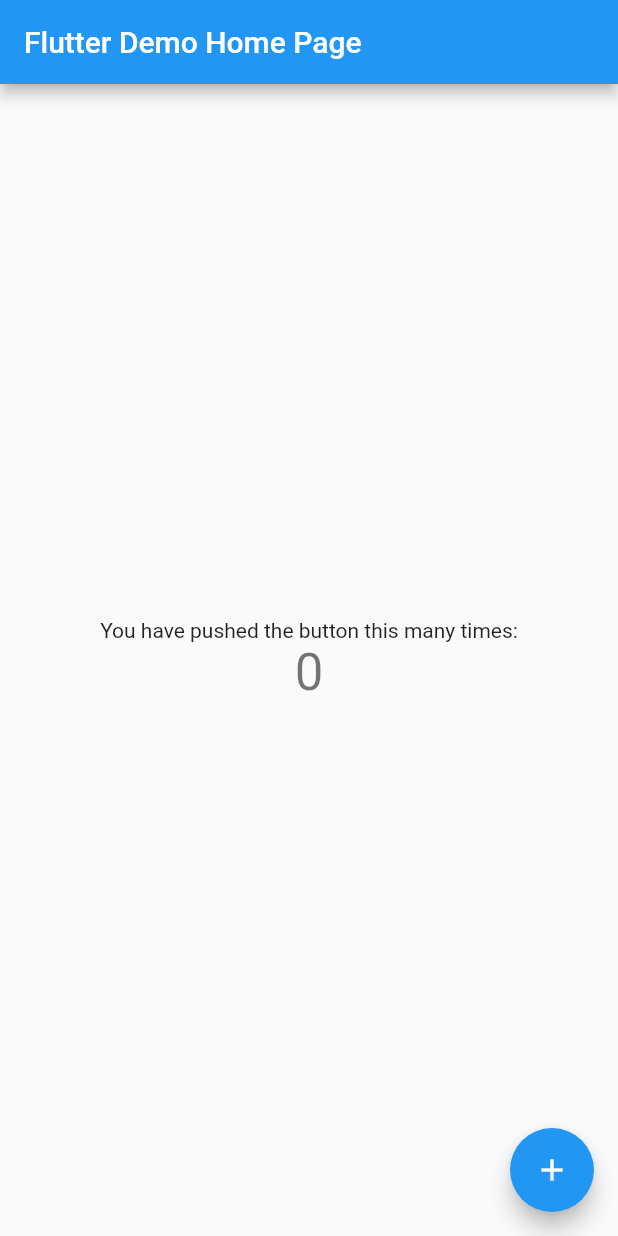
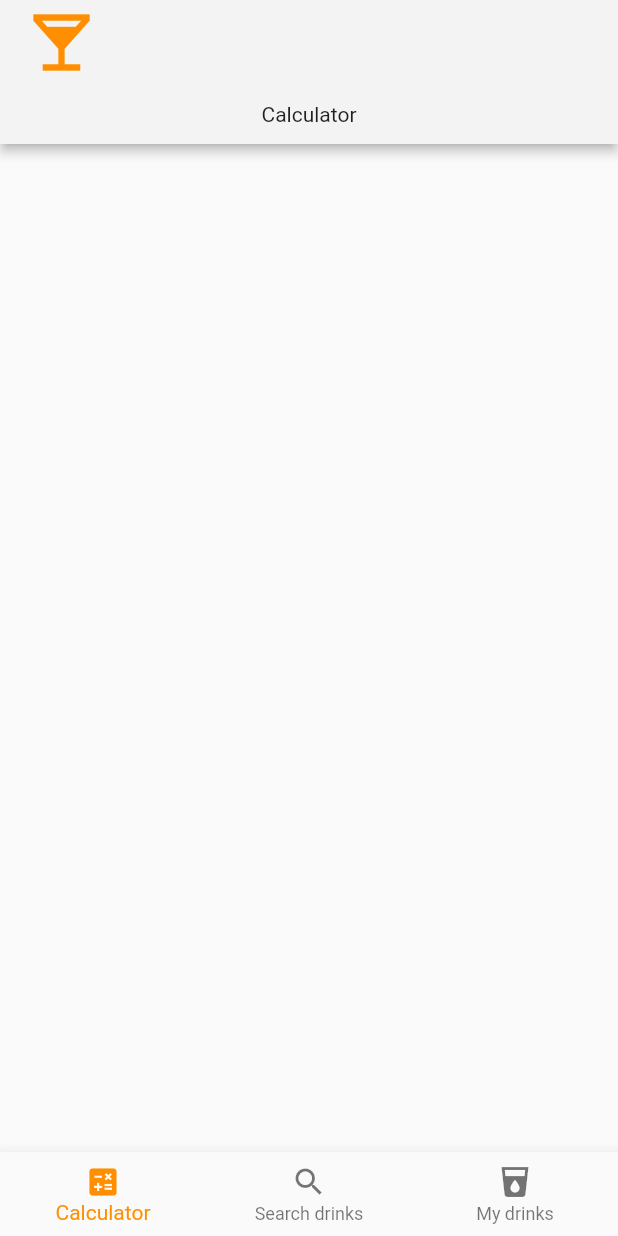
Before and after one commit to komirosato/grupp-3-2.0, a Flutter app: the screen it shows after launch, on a phone screen of 412 x 824 dp. Run offline on Flutter 3.47's test engine with Material 2 defaults, Android fonts, the phone set to English and light mode, and no system bars.

Commit message:
grund för UI

```diff
--- /dev/null
+++ b/lib/calculatorTab.dart
@@ -0,0 +1,15 @@
+import 'package:flutter/material.dart';
+import 'package:template/widgets.dart';
+
+class calculatorTab extends StatelessWidget {
+  @override
+  Widget build(BuildContext context) {
+    return Center(
+      child: Column(
+        children: [
+          headerMenu("Calculator"),
+        ],
+      ),
+    );
+  }
+}
--- /dev/null
+++ b/lib/homepage.dart
@@ -0,0 +1,65 @@
+import 'package:flutter/material.dart';
+import 'package:template/calculatorTab.dart';
+import 'package:template/mydrinkstab.dart';
+import 'package:template/searchTab.dart';
+
+class HomePage extends StatefulWidget {
+  const HomePage({super.key});
+
+  @override
+  State<HomePage> createState() => _HomePageState();
+}
+
+class _HomePageState extends State<HomePage> {
+  int _selectedIndex = 0;
+  static TextStyle optionStyle =
+      TextStyle(fontSize: 30, fontWeight: FontWeight.bold);
+  static List<Widget> _widgetOptions = <Widget>[
+    calculatorTab(),
+    SearchTab(),
+    mydrinksTab()
+    ,
+  ];
+
+   void _onItemTapped(int index) {
+    setState(() {
+      _selectedIndex = index;
+    });
+  }
+
+  static void hejhej() {
+    print("object");
+  }
+
+  @override
+  Widget build(BuildContext context) {
+    return Scaffold(
+      appBar: AppBar(
+        elevation: 0,
+        title: const Icon(Icons.local_bar, color: Color.fromARGB(255, 255, 143, 0), size: 50,),
+      ),
+      body: Center(
+        child: _widgetOptions.elementAt(_selectedIndex),
+      ),
+      bottomNavigationBar: BottomNavigationBar(
+        items: const <BottomNavigationBarItem>[
+          BottomNavigationBarItem(
+            icon: Icon(Icons.calculate),
+            label: 'Calculator',
+          ),
+          BottomNavigationBarItem(
+            icon: Icon(Icons.search),
+            label: 'Search drinks',
+          ),
+          BottomNavigationBarItem(
+            icon: Icon(Icons.local_drink),
+            label: 'My drinks',
+          ),
+        ],
+        currentIndex: _selectedIndex,
+        selectedItemColor: Colors.amber[800],
+        onTap: _onItemTapped,
+      ),
+    );
+  }
+}
--- a/lib/main.dart
+++ b/lib/main.dart
@@ -1,4 +1,5 @@
 import 'package:flutter/material.dart';
+import './homepage.dart';
 
 void main() {
   runApp(const MyApp());
@@ -7,109 +8,17 @@ void main() {
 class MyApp extends StatelessWidget {
   const MyApp({Key? key}) : super(key: key);
 
-  // This widget is the root of your application.
   @override
   Widget build(BuildContext context) {
     return MaterialApp(
+      debugShowCheckedModeBanner: false,
       title: 'Flutter Demo',
       theme: ThemeData(
-        // This is the theme of your application.
-        //
-        // Try running your application with "flutter run". You'll see the
-        // application has a blue toolbar. Then, without quitting the app, try
-        // changing the primarySwatch below to Colors.green and then invoke
-        // "hot reload" (press "r" in the console where you ran "flutter run",
-        // or simply save your changes to "hot reload" in a Flutter IDE).
-        // Notice that the counter didn't reset back to zero; the application
-        // is not restarted.
-        primarySwatch: Colors.blue,
+        appBarTheme: const AppBarTheme(
+         backgroundColor: Color.fromARGB(243, 243, 243, 243)
+        ),
       ),
-      home: const MyHomePage(title: 'Flutter Demo Home Page'),
+      home: HomePage(),
     );
   }
 }
-
-class MyHomePage extends StatefulWidget {
-  const MyHomePage({Key? key, required this.title}) : super(key: key);
-
-  // This widget is the home page of your application. It is stateful, meaning
-  // that it has a State object (defined below) that contains fields that affect
-  // how it looks.
-
-  // This class is the configuration for the state. It holds the values (in this
-  // case the title) provided by the parent (in this case the App widget) and
-  // used by the build method of the State. Fields in a Widget subclass are
-  // always marked "final".
-
-  final String title;
-
-  @override
-  State<MyHomePage> createState() => _MyHomePageState();
-}
-
-class _MyHomePageState extends State<MyHomePage> {
-  int _counter = 0;
-
-  void _incrementCounter() {
-    setState(() {
-      // This call to setState tells the Flutter framework that something has
-      // changed in this State, which causes it to rerun the build method below
-      // so that the display can reflect the updated values. If we changed
-      // _counter without calling setState(), then the build method would not be
-      // called again, and so nothing would appear to happen.
-      _counter++;
-    });
-  }
-
-  @override
-  Widget build(BuildContext context) {
-    // This method is rerun every time setState is called, for instance as done
-    // by the _incrementCounter method above.
-    //
-    // The Flutter framework has been optimized to make rerunning build methods
-    // fast, so that you can just rebuild anything that needs updating rather
-    // than having to individually change instances of widgets.
-    return Scaffold(
-      appBar: AppBar(
-        // Here we take the value from the MyHomePage object that was created by
-        // the App.build method, and use it to set our appbar title.
-        title: Text(widget.title),
-      ),
-      body: Center(
-        // Center is a layout widget. It takes a single child and positions it
-        // in the middle of the parent.
-        child: Column(
-          // Column is also a layout widget. It takes a list of children and
-          // arranges them vertically. By default, it sizes itself to fit its
-          // children horizontally, and tries to be as tall as its parent.
-          //
-          // Invoke "debug painting" (press "p" in the console, choose the
-          // "Toggle Debug Paint" action from the Flutter Inspector in Android
-          // Studio, or the "Toggle Debug Paint" command in Visual Studio Code)
-          // to see the wireframe for each widget.
-          //
-          // Column has various properties to control how it sizes itself and
-          // how it positions its children. Here we use mainAxisAlignment to
-          // center the children vertically; the main axis here is the vertical
-          // axis because Columns are vertical (the cross axis would be
-          // horizontal).
-          mainAxisAlignment: MainAxisAlignment.center,
-          children: <Widget>[
-            const Text(
-              'You have pushed the button this many times:',
-            ),
-            Text(
-              '$_counter',
-              style: Theme.of(context).textTheme.headline4,
-            ),
-          ],
-        ),
-      ),
-      floatingActionButton: FloatingActionButton(
-        onPressed: _incrementCounter,
-        tooltip: 'Increment',
-        child: const Icon(Icons.add),
-      ), // This trailing comma makes auto-formatting nicer for build methods.
-    );
-  }
-}
--- /dev/null
+++ b/lib/widgets.dart
@@ -0,0 +1,52 @@
+import 'package:flutter/material.dart';
+import 'package:template/homepage.dart';
+import 'model.dart';
+
+
+Widget headerMenu(text) {
+  return Row(
+    children: [
+      Expanded(
+        flex: 1,
+        child: Material(
+          elevation: 3,
+          child: Container(
+            child: Center(
+              child: Text(
+                text,
+                textAlign: TextAlign.center,
+              ),
+            ),
+            height: 40,
+            color: const Color.fromARGB(243, 243, 243, 243),
+          ),
+        ),
+      ),
+    ],
+  );
+}
+
+Widget drinkItemSmall(Drink drink) {
+  return ListTile(
+    shape: RoundedRectangleBorder(
+                  borderRadius: BorderRadius.only(
+                      topLeft: Radius.circular(20),
+                      topRight: Radius.circular(20),
+                      bottomRight: Radius.circular(20),
+                      bottomLeft: Radius.circular(20))),
+    tileColor: Colors.amber,
+    onTap: () {
+    },
+    leading: CircleAvatar(
+      radius: 25,
+      backgroundImage: NetworkImage(
+          "https://www.thecocktaildb.com/images/media/drink/metwgh1606770327.jpg"),
+    ),
+    title: Text(drink.name),
+    subtitle: Text(drink.threeIngredients), //Om längre än 2 rader fixa ...
+    trailing: Row(mainAxisSize: MainAxisSize.min, children: [
+      IconButton(onPressed: () {}, icon: const Icon(Icons.favorite_border_outlined), constraints: BoxConstraints(), padding: EdgeInsets.all(0),),
+      IconButton(onPressed: () {}, icon: const Icon(Icons.add_shopping_cart),constraints: BoxConstraints()),
+    ]),
+  );
+}
--- a/pubspec.yaml
+++ b/pubspec.yaml
@@ -34,6 +34,7 @@ dependencies:
   # The following adds the Cupertino Icons font to your application.
   # Use with the CupertinoIcons class for iOS style icons.
   cupertino_icons: ^1.0.2
+  http: any
 
 dev_dependencies:
   flutter_test:
```
Also changed, not shown: lib/DrinkView.dart (added, +121 -0 lines), lib/api.dart (added, +16 -0 lines), lib/model.dart (added, +21 -0 lines), lib/mydrinksTab.dart (added, +15 -0 lines), lib/searchTab.dart (added, +76 -0 lines), lib/createdrinkview.dart (added), pubspec.lock, 3 other files.
